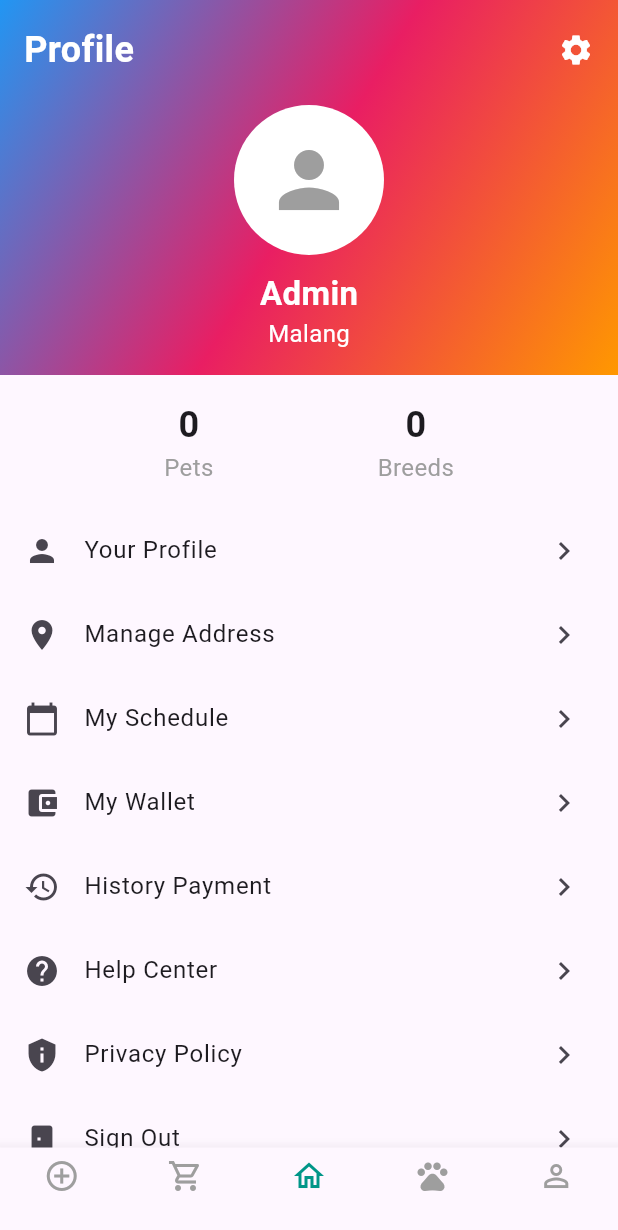
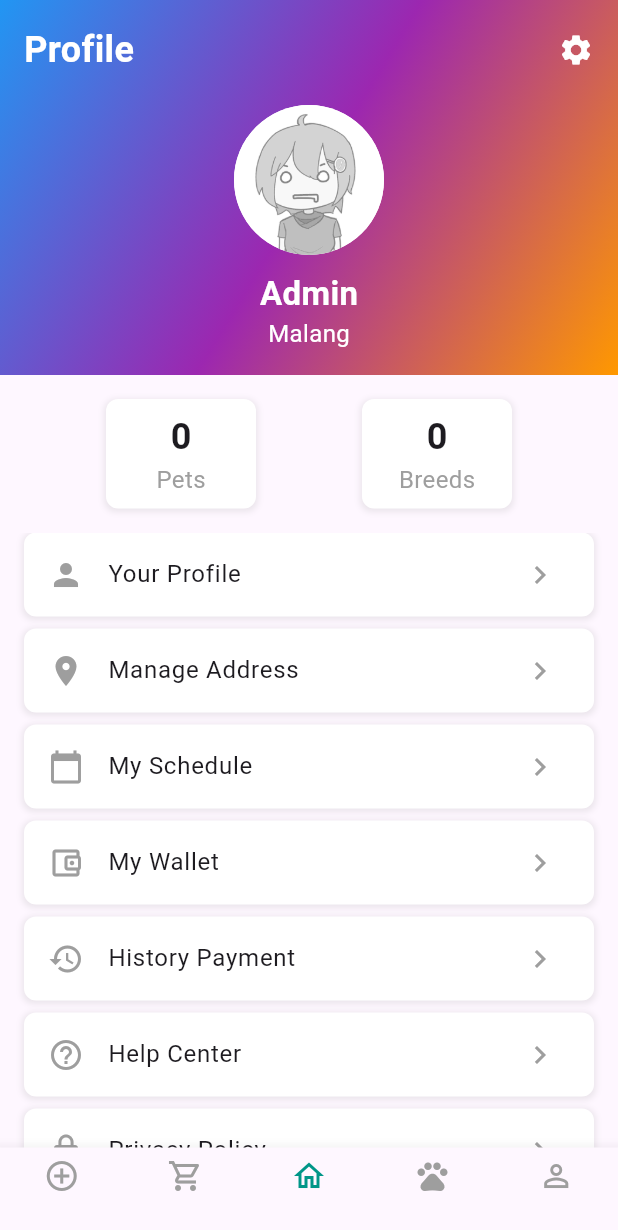
Before and after one commit to reddishowo/mascotas-app, a Flutter app: the ProfileView screen opened by its route, on a phone screen of 412 x 824 dp. Shown: the top 1230 px of the screen. Run offline on Flutter 3.47's test engine with Material 3 defaults, Android fonts, the phone set to English and light mode, and no system bars; our stand-ins replace another_flutter_splash_screen, get, image_picker.

Commit message:
updated profile UI

```diff
--- a/lib/app/modules/profiles/views/profile_view.dart
+++ b/lib/app/modules/profiles/views/profile_view.dart
@@ -25,7 +25,7 @@ class ProfileView extends GetView<ProfileController> {
       padding: const EdgeInsets.all(16),
       decoration: BoxDecoration(
         gradient: LinearGradient(
-          colors: [Colors.blue, Colors.pink, Colors.orange],
+          colors: [Colors.blue, Colors.purple, Colors.orange],
           begin: Alignment.topLeft,
           end: Alignment.bottomRight,
         ),
@@ -51,7 +51,7 @@ class ProfileView extends GetView<ProfileController> {
             CircleAvatar(
               radius: 50,
               backgroundColor: Colors.white,
-              child: Icon(Icons.person, size: 60, color: Colors.grey),
+              backgroundImage: AssetImage('assets/default_avatar.png'),
             ),
             SizedBox(height: 10),
             Obx(() => Text(
@@ -76,7 +76,7 @@ class ProfileView extends GetView<ProfileController> {
   }
 
   Widget _buildStats() {
-    return Padding(
+    return Container(
       padding: const EdgeInsets.symmetric(vertical: 16),
       child: Row(
         mainAxisAlignment: MainAxisAlignment.spaceEvenly,
@@ -89,7 +89,22 @@ class ProfileView extends GetView<ProfileController> {
   }
 
   Widget _buildStatItem(String label, RxInt count) {
-    return Column(
+    return Container(
+      width: 100,
+      padding: EdgeInsets.all(8),
+      decoration: BoxDecoration(
+        color: Colors.white,
+        borderRadius: BorderRadius.circular(8),
+        boxShadow: [
+          BoxShadow(
+            color: Colors.grey.withOpacity(0.2),
+            spreadRadius: 1,
+            blurRadius: 3,
+            offset: Offset(0, 1),
+          ),
+        ],
+      ),
+      child: Column(
         children: [
           Obx(() => Text(
             count.toString(),
@@ -106,34 +121,51 @@ class ProfileView extends GetView<ProfileController> {
             ),
           ),
         ],
+      ),
     );
   }
 
   Widget _buildMenuItems() {
     return Expanded(
       child: ListView(
+        padding: EdgeInsets.symmetric(horizontal: 16),
         children: [
-          _buildMenuItem('Your Profile', Icons.person),
-          _buildMenuItem('Manage Address', Icons.location_on),
-          _buildMenuItem('My Schedule', Icons.calendar_today),
-          _buildMenuItem('My Wallet', Icons.account_balance_wallet),
-          _buildMenuItem('History Payment', Icons.history),
-          _buildMenuItem('Help Center', Icons.help),
-          _buildMenuItem('Privacy Policy', Icons.privacy_tip),
-          _buildMenuItem('Sign Out', Icons.door_back_door),
+          _buildMenuItem('Your Profile',icon: Icons.person,),
+          _buildMenuItem('Manage Address', icon: Icons.location_on,),
+          _buildMenuItem('My Schedule', icon: Icons.calendar_today),
+          _buildMenuItem('My Wallet', icon: Icons.account_balance_wallet_outlined),
+          _buildMenuItem('History Payment', icon: Icons.history),
+          _buildMenuItem('Help Center', icon: Icons.help_outline),
+          _buildMenuItem('Privacy Policy', icon: Icons.lock_outline),
+          _buildMenuItem('Sign Out', icon: Icons.door_back_door),
         ],
       ),
     );
   }
 
-  Widget _buildMenuItem(String title, IconData icon) {
-    return ListTile(
-      leading: Icon(icon),
+  Widget _buildMenuItem(String title, {IconData? icon}) {
+    return Container(
+      margin: EdgeInsets.only(bottom: 8),
+      decoration: BoxDecoration(
+        color: Colors.white,
+        borderRadius: BorderRadius.circular(8),
+        boxShadow: [
+          BoxShadow(
+            color: Colors.grey.withOpacity(0.2),
+            spreadRadius: 1,
+            blurRadius: 3,
+            offset: Offset(0, 1),
+          ),
+        ],
+      ),
+      child: ListTile(
+        leading: icon != null ? Icon(icon, color: Colors.grey) : null,
         title: Text(title),
-      trailing: Icon(Icons.chevron_right),
+        trailing: Icon(Icons.chevron_right, color: Colors.grey),
         onTap: () {
           // Handle menu item tap
         },
+      ),
     );
   }
 }
```
Lines whose indentation alone changed are shown as unchanged.
